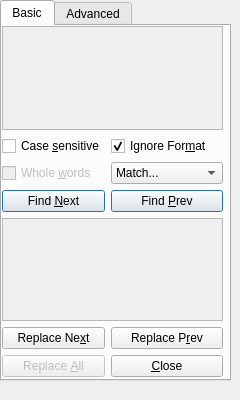
cburschka/lyx, file src/frontends/qt4/ui/FindAndReplaceUi.ui: the form before one commit.
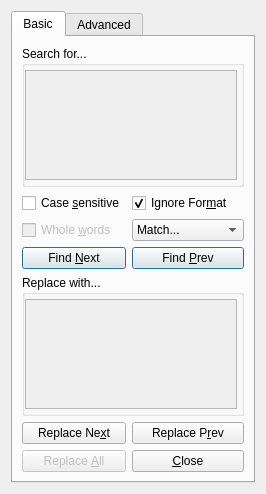
The form after the commit. Custom widgets are drawn as their Qt base class.

Commit message: FindAndReplaceUi.ui: Use groupboxes to tell the user where to insert what, patch from Tommaso

What changed in the file:
```diff
--- a/src/frontends/qt4/ui/FindAndReplaceUi.ui
+++ b/src/frontends/qt4/ui/FindAndReplaceUi.ui
@@ -1,29 +1,33 @@
 <ui version="4.0" >
  <class>FindAndReplaceUi</class>
- <widget class="QWidget" name="FindAndReplaceUi" >
-  <property name="geometry" >
+ <widget class="QWidget" name="FindAndReplaceUi">
+  <property name="geometry">
    <rect>
     <x>0</x>
     <y>0</y>
-    <width>240</width>
-    <height>400</height>
+    <width>266</width>
+    <height>494</height>
    </rect>
   </property>
-  <property name="sizePolicy" >
-   <sizepolicy>
-    <hsizetype>3</hsizetype>
-    <vsizetype>7</vsizetype>
+  <property name="sizePolicy">
+   <sizepolicy hsizetype="MinimumExpanding" vsizetype="MinimumExpanding">
     <horstretch>0</horstretch>
     <verstretch>0</verstretch>
    </sizepolicy>
   </property>
-  <property name="minimumSize" >
+  <property name="minimumSize">
    <size>
-    <width>240</width>
-    <height>400</height>
+    <width>220</width>
+    <height>360</height>
    </size>
   </property>
-  <property name="baseSize" >
+  <property name="maximumSize">
+   <size>
+    <width>16777215</width>
+    <height>500</height>
+   </size>
+  </property>
+  <property name="baseSize">
    <size>
     <width>300</width>
     <height>400</height>
@@ -35,19 +39,11 @@
   <property name="toolTip" >
    <string/>
   </property>
-  <widget class="QTabWidget" name="tabWidget" >
-   <property name="geometry" >
-    <rect>
-     <x>0</x>
-     <y>0</y>
-     <width>231</width>
-     <height>381</height>
-    </rect>
-   </property>
-   <property name="sizePolicy" >
-    <sizepolicy>
-     <hsizetype>7</hsizetype>
-     <vsizetype>7</vsizetype>
+  <layout class="QVBoxLayout" name="verticalLayout">
+   <item>
+    <widget class="QTabWidget" name="tabWidget">
+     <property name="sizePolicy">
+      <sizepolicy hsizetype="Expanding" vsizetype="Expanding">
      <horstretch>0</horstretch>
      <verstretch>0</verstretch>
     </sizepolicy>
@@ -55,11 +51,9 @@
    <property name="currentIndex" >
     <number>0</number>
    </property>
-   <widget class="QWidget" name="tab_3" >
-    <property name="sizePolicy" >
-     <sizepolicy>
-      <hsizetype>5</hsizetype>
-      <vsizetype>7</vsizetype>
+     <widget class="QWidget" name="tab_3">
+      <property name="sizePolicy">
+       <sizepolicy hsizetype="Preferred" vsizetype="Expanding">
       <horstretch>0</horstretch>
       <verstretch>0</verstretch>
      </sizepolicy>
@@ -67,48 +61,24 @@
     <attribute name="title" >
      <string>Basic</string>
     </attribute>
-    <widget class="QWidget" name="layoutWidget" >
-     <property name="geometry" >
-      <rect>
-       <x>0</x>
-       <y>0</y>
-       <width>221</width>
-       <height>351</height>
-      </rect>
-     </property>
-     <layout class="QGridLayout" name="gridLayout" >
-      <property name="sizeConstraint" >
+      <layout class="QGridLayout" name="gridLayout_3">
+       <item row="0" column="0">
+        <layout class="QGridLayout" name="gridLayout">
+         <property name="sizeConstraint">
        <enum>QLayout::SetNoConstraint</enum>
       </property>
-      <item row="0" column="0" colspan="2" >
-       <widget class="lyx::frontend::EmbeddedWorkArea" name="find_work_area_" >
-        <property name="baseSize" >
-         <size>
-          <width>0</width>
-          <height>128</height>
-         </size>
-        </property>
-        <property name="widgetResizable" >
-         <bool>true</bool>
-        </property>
-        <widget class="QWidget" name="scrollAreaWidgetContents" >
-         <property name="geometry" >
-          <rect>
-           <x>0</x>
-           <y>0</y>
-           <width>215</width>
-           <height>89</height>
-          </rect>
-         </property>
-        </widget>
-       </widget>
-      </item>
-      <item row="2" column="0" >
-       <widget class="QCheckBox" name="wordsCB" >
-        <property name="enabled" >
+         <item row="2" column="0">
+          <widget class="QCheckBox" name="wordsCB">
+           <property name="enabled">
          <bool>false</bool>
         </property>
-        <property name="text" >
+           <property name="sizePolicy">
+            <sizepolicy hsizetype="Expanding" vsizetype="Fixed">
+             <horstretch>0</horstretch>
+             <verstretch>0</verstretch>
+            </sizepolicy>
+           </property>
+           <property name="text">
          <string>Whole &amp;words</string>
         </property>
        </widget>
@@ -118,7 +88,13 @@
         <property name="enabled" >
          <bool>true</bool>
         </property>
-        <property name="text" >
+           <property name="sizePolicy">
+            <sizepolicy hsizetype="Expanding" vsizetype="Fixed">
+             <horstretch>0</horstretch>
+             <verstretch>0</verstretch>
+            </sizepolicy>
+           </property>
+           <property name="text">
          <string>Find &amp;Next</string>
         </property>
         <property name="default" >
@@ -126,62 +102,63 @@
         </property>
        </widget>
       </item>
-      <item row="5" column="0" >
-       <widget class="QPushButton" name="replaceNextPB" >
-        <property name="enabled" >
+         <item row="6" column="0">
+          <widget class="QPushButton" name="replaceNextPB">
+           <property name="enabled">
          <bool>true</bool>
         </property>
-        <property name="text" >
+           <property name="sizePolicy">
+            <sizepolicy hsizetype="Expanding" vsizetype="Fixed">
+             <horstretch>0</horstretch>
+             <verstretch>0</verstretch>
+            </sizepolicy>
+           </property>
+           <property name="text">
          <string>Replace Ne&amp;xt</string>
         </property>
        </widget>
       </item>
-      <item row="6" column="0" >
-       <widget class="QPushButton" name="replaceallPB" >
-        <property name="enabled" >
+         <item row="7" column="0">
+          <widget class="QPushButton" name="replaceallPB">
+           <property name="enabled">
          <bool>false</bool>
         </property>
-        <property name="text" >
+           <property name="sizePolicy">
+            <sizepolicy hsizetype="Expanding" vsizetype="Fixed">
+             <horstretch>0</horstretch>
+             <verstretch>0</verstretch>
+            </sizepolicy>
+           </property>
+           <property name="text">
          <string>Replace &amp;All</string>
         </property>
        </widget>
       </item>
-      <item row="6" column="1" >
-       <widget class="QPushButton" name="closePB" >
-        <property name="text" >
+         <item row="7" column="1">
+          <widget class="QPushButton" name="closePB">
+           <property name="sizePolicy">
+            <sizepolicy hsizetype="Expanding" vsizetype="Fixed">
+             <horstretch>0</horstretch>
+             <verstretch>0</verstretch>
+            </sizepolicy>
+           </property>
+           <property name="text">
          <string>&amp;Close</string>
         </property>
        </widget>
       </item>
-      <item row="4" column="0" colspan="2" >
-       <widget class="lyx::frontend::EmbeddedWorkArea" name="replace_work_area_" >
-        <property name="baseSize" >
-         <size>
-          <width>0</width>
-          <height>128</height>
-         </size>
-        </property>
-        <property name="widgetResizable" >
+         <item row="3" column="1">
+          <widget class="QPushButton" name="findPrevPB">
+           <property name="enabled">
          <bool>true</bool>
         </property>
-        <widget class="QWidget" name="scrollAreaWidgetContents_2" >
-         <property name="geometry" >
-          <rect>
-           <x>0</x>
-           <y>0</y>
-           <width>215</width>
-           <height>89</height>
-          </rect>
-         </property>
-        </widget>
-       </widget>
-      </item>
-      <item row="3" column="1" >
-       <widget class="QPushButton" name="findPrevPB" >
-        <property name="enabled" >
-         <bool>true</bool>
-        </property>
-        <property name="text" >
+           <property name="sizePolicy">
+            <sizepolicy hsizetype="Expanding" vsizetype="Fixed">
+             <horstretch>0</horstretch>
+             <verstretch>0</verstretch>
+            </sizepolicy>
+           </property>
+           <property name="text">
          <string>Find &amp;Prev</string>
         </property>
         <property name="default" >
@@ -189,19 +166,31 @@
         </property>
        </widget>
       </item>
-      <item row="5" column="1" >
-       <widget class="QPushButton" name="replacePrevPB" >
-        <property name="enabled" >
+         <item row="6" column="1">
+          <widget class="QPushButton" name="replacePrevPB">
+           <property name="enabled">
          <bool>true</bool>
         </property>
-        <property name="text" >
+           <property name="sizePolicy">
+            <sizepolicy hsizetype="Expanding" vsizetype="Fixed">
+             <horstretch>0</horstretch>
+             <verstretch>0</verstretch>
+            </sizepolicy>
+           </property>
+           <property name="text">
          <string>Replace P&amp;rev</string>
         </property>
        </widget>
       </item>
-      <item row="1" column="0" >
-       <widget class="QCheckBox" name="caseCB" >
-        <property name="text" >
+         <item row="1" column="0">
+          <widget class="QCheckBox" name="caseCB">
+           <property name="sizePolicy">
+            <sizepolicy hsizetype="Expanding" vsizetype="Fixed">
+             <horstretch>0</horstretch>
+             <verstretch>0</verstretch>
+            </sizepolicy>
+           </property>
+           <property name="text">
          <string>Case &amp;sensitive</string>
         </property>
        </widget>
@@ -211,7 +200,13 @@
         <property name="enabled" >
          <bool>true</bool>
         </property>
-        <property name="text" >
+           <property name="sizePolicy">
+            <sizepolicy hsizetype="Expanding" vsizetype="Fixed">
+             <horstretch>0</horstretch>
+             <verstretch>0</verstretch>
+            </sizepolicy>
+           </property>
+           <property name="text">
          <string>Ignore For&amp;mat</string>
         </property>
         <property name="checked" >
@@ -224,10 +219,8 @@
         <property name="enabled" >
          <bool>true</bool>
         </property>
-        <property name="sizePolicy" >
-         <sizepolicy>
-          <hsizetype>1</hsizetype>
-          <vsizetype>0</vsizetype>
+           <property name="sizePolicy">
+            <sizepolicy hsizetype="Expanding" vsizetype="Fixed">
           <horstretch>0</horstretch>
           <verstretch>0</verstretch>
          </sizepolicy>
@@ -259,14 +252,179 @@
         </item>
        </widget>
       </item>
-     </layout>
-    </widget>
-   </widget>
-   <widget class="QWidget" name="tab_4" >
-    <property name="sizePolicy" >
-     <sizepolicy>
-      <hsizetype>5</hsizetype>
-      <vsizetype>7</vsizetype>
+         <item row="0" column="0" colspan="2">
+          <widget class="QGroupBox" name="groupBox">
+           <property name="sizePolicy">
+            <sizepolicy hsizetype="Expanding" vsizetype="Expanding">
+             <horstretch>0</horstretch>
+             <verstretch>0</verstretch>
+            </sizepolicy>
+           </property>
+           <property name="minimumSize">
+            <size>
+             <width>0</width>
+             <height>60</height>
+            </size>
+           </property>
+           <property name="maximumSize">
+            <size>
+             <width>16777215</width>
+             <height>16777215</height>
+            </size>
+           </property>
+           <property name="baseSize">
+            <size>
+             <width>0</width>
+             <height>128</height>
+            </size>
+           </property>
+           <property name="toolTip">
+            <string>Enter the text to search for in this full-featured LyX editing area</string>
+           </property>
+           <property name="title">
+            <string>Search for...</string>
+           </property>
+           <layout class="QGridLayout" name="gridLayout_4">
+            <property name="leftMargin">
+             <number>0</number>
+            </property>
+            <property name="topMargin">
+             <number>4</number>
+            </property>
+            <property name="rightMargin">
+             <number>4</number>
+            </property>
+            <property name="bottomMargin">
+             <number>4</number>
+            </property>
+            <item row="1" column="0">
+             <widget class="lyx::frontend::EmbeddedWorkArea" name="find_work_area_">
+              <property name="minimumSize">
+               <size>
+                <width>0</width>
+                <height>0</height>
+               </size>
+              </property>
+              <property name="baseSize">
+               <size>
+                <width>0</width>
+                <height>48</height>
+               </size>
+              </property>
+              <property name="toolTip">
+               <string>Enter the text to search for in this full-featured LyX editing area</string>
+              </property>
+              <property name="widgetResizable">
+               <bool>true</bool>
+              </property>
+              <widget class="QWidget" name="scrollAreaWidgetContents">
+               <property name="geometry">
+                <rect>
+                 <x>0</x>
+                 <y>0</y>
+                 <width>208</width>
+                 <height>97</height>
+                </rect>
+               </property>
+               <property name="sizePolicy">
+                <sizepolicy hsizetype="Expanding" vsizetype="Expanding">
+                 <horstretch>0</horstretch>
+                 <verstretch>0</verstretch>
+                </sizepolicy>
+               </property>
+              </widget>
+             </widget>
+            </item>
+           </layout>
+          </widget>
+         </item>
+         <item row="4" column="0" colspan="2">
+          <widget class="QGroupBox" name="groupBox_3">
+           <property name="sizePolicy">
+            <sizepolicy hsizetype="Expanding" vsizetype="Expanding">
+             <horstretch>0</horstretch>
+             <verstretch>0</verstretch>
+            </sizepolicy>
+           </property>
+           <property name="minimumSize">
+            <size>
+             <width>0</width>
+             <height>60</height>
+            </size>
+           </property>
+           <property name="maximumSize">
+            <size>
+             <width>16777215</width>
+             <height>16777215</height>
+            </size>
+           </property>
+           <property name="toolTip">
+            <string>Enter the text to replace in this full-featured LyX editing area</string>
+           </property>
+           <property name="title">
+            <string>Replace with...</string>
+           </property>
+           <layout class="QGridLayout" name="gridLayout_5">
+            <property name="leftMargin">
+             <number>0</number>
+            </property>
+            <property name="topMargin">
+             <number>4</number>
+            </property>
+            <property name="rightMargin">
+             <number>4</number>
+            </property>
+            <property name="bottomMargin">
+             <number>4</number>
+            </property>
+            <item row="0" column="0">
+             <widget class="lyx::frontend::EmbeddedWorkArea" name="replace_work_area_">
+              <property name="minimumSize">
+               <size>
+                <width>0</width>
+                <height>0</height>
+               </size>
+              </property>
+              <property name="baseSize">
+               <size>
+                <width>0</width>
+                <height>48</height>
+               </size>
+              </property>
+              <property name="toolTip">
+               <string>Enter the text to replace in this full-featured LyX editing area</string>
+              </property>
+              <property name="widgetResizable">
+               <bool>true</bool>
+              </property>
+              <widget class="QWidget" name="scrollAreaWidgetContents_2">
+               <property name="geometry">
+                <rect>
+                 <x>0</x>
+                 <y>0</y>
+                 <width>208</width>
+                 <height>96</height>
+                </rect>
+               </property>
+               <property name="sizePolicy">
+                <sizepolicy hsizetype="Expanding" vsizetype="Expanding">
+                 <horstretch>0</horstretch>
+                 <verstretch>0</verstretch>
+                </sizepolicy>
+               </property>
+              </widget>
+             </widget>
+            </item>
+           </layout>
+          </widget>
+         </item>
+        </layout>
+       </item>
+      </layout>
+     </widget>
+     <widget class="QWidget" name="tab_4">
+      <property name="sizePolicy">
+       <sizepolicy hsizetype="Preferred" vsizetype="Expanding">
       <horstretch>0</horstretch>
       <verstretch>0</verstretch>
      </sizepolicy>
@@ -392,6 +550,8 @@
     </widget>
    </widget>
   </widget>
+   </item>
+  </layout>
  </widget>
  <customwidgets>
   <customwidget>
```
Left out of the diff: 116 changed lines with no effect on the pictures. Lines whose indentation alone changed are shown as unchanged.
